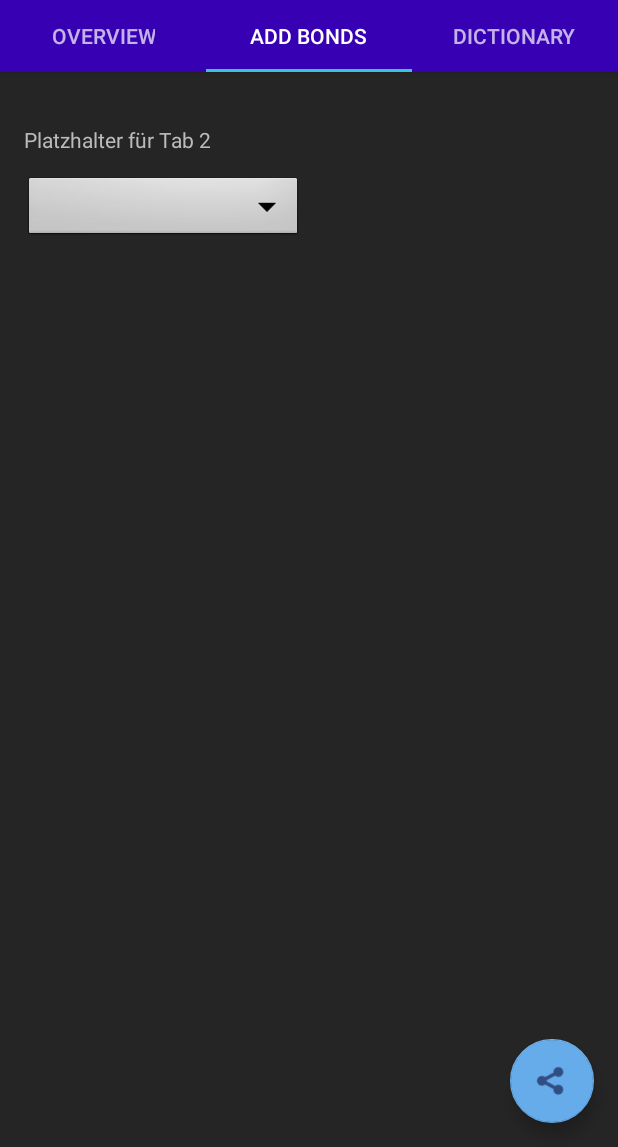
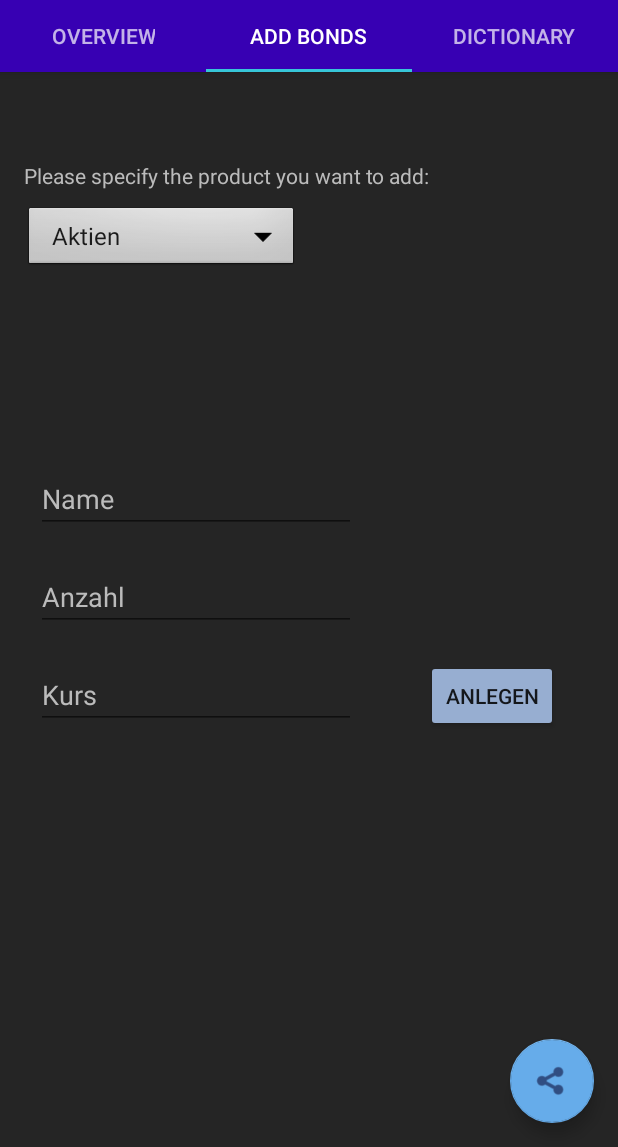
Before and after one commit to mar-h/FinancePal, an Android app: the screen it shows after launch (MainActivity), tab 2 chosen, on a phone screen of 412 x 824 dp, the part 89-1236 px from its top. Run offline under Robolectric (Android 15) with nearby library versions, the phone set to English and light mode, and no system bars; our stand-ins replace Room's generated code.

Commit message:
Tab Anlegen implementiert, ScrollView bei Tab 3
Dropdown Menü, Eingabefelder und Button, Tab 3 lässt sich jetzt scrollen

```diff
--- a/app/src/main/res/layout/fragment_tab2.xml
+++ b/app/src/main/res/layout/fragment_tab2.xml
@@ -10,30 +10,81 @@
 
     <TextView
         android:id="@+id/textView"
-        android:layout_width="wrap_content"
-        android:layout_height="wrap_content"
+        android:layout_width="277dp"
+        android:layout_height="21dp"
         android:hapticFeedbackEnabled="false"
-        android:text="@string/inhalt2"
+        android:text="@string/anlegen"
         android:textColor="@color/darkModeText"
         android:visibility="visible"
         app:layout_constraintBottom_toBottomOf="parent"
         app:layout_constraintEnd_toEndOf="parent"
-        app:layout_constraintHorizontal_bias="0.056"
+        app:layout_constraintHorizontal_bias="0.119"
         app:layout_constraintStart_toStartOf="parent"
         app:layout_constraintTop_toTopOf="parent"
-        app:layout_constraintVertical_bias="0.051" />
+        app:layout_constraintVertical_bias="0.085" />
 
     <Spinner
         android:id="@+id/spinner1"
-        android:layout_width="186dp"
+        android:layout_width="183dp"
         android:layout_height="46dp"
-        android:layout_marginTop="68dp"
+        android:layout_marginTop="88dp"
         android:background="@android:drawable/btn_dropdown"
         android:dropDownWidth="wrap_content"
+        android:entries="@array/dropdown1"
         android:spinnerMode="dropdown"
         app:layout_constraintEnd_toEndOf="parent"
-        app:layout_constraintHorizontal_bias="0.071"
+        app:layout_constraintHorizontal_bias="0.07"
         app:layout_constraintStart_toStartOf="parent"
         app:layout_constraintTop_toTopOf="parent" />
 
+    <EditText
+        android:id="@+id/editTextTextPersonName"
+        android:layout_width="wrap_content"
+        android:layout_height="wrap_content"
+        android:layout_marginStart="24dp"
+        android:layout_marginTop="128dp"
+        android:ems="10"
+        android:inputType="textPersonName"
+        android:text="Name"
+        android:textColor="@color/darkModeText"
+        app:layout_constraintStart_toStartOf="parent"
+        app:layout_constraintTop_toBottomOf="@+id/spinner1" />
+
+    <EditText
+        android:id="@+id/editTextNumber"
+        android:layout_width="wrap_content"
+        android:layout_height="wrap_content"
+        android:layout_marginStart="24dp"
+        android:layout_marginTop="20dp"
+        android:ems="10"
+        android:inputType="number"
+        android:text="Anzahl"
+        android:textColor="@color/darkModeText"
+        app:layout_constraintStart_toStartOf="parent"
+        app:layout_constraintTop_toBottomOf="@+id/editTextTextPersonName" />
+
+    <EditText
+        android:id="@+id/editTextNumberDecimal"
+        android:layout_width="wrap_content"
+        android:layout_height="wrap_content"
+        android:layout_marginStart="24dp"
+        android:layout_marginTop="20dp"
+        android:ems="10"
+        android:inputType="numberDecimal"
+        android:text="Kurs"
+        android:textColor="@color/darkModeText"
+        app:layout_constraintStart_toStartOf="parent"
+        app:layout_constraintTop_toBottomOf="@+id/editTextNumber" />
+
+    <Button
+        android:id="@+id/button"
+        android:layout_width="wrap_content"
+        android:layout_height="wrap_content"
+        android:layout_marginTop="392dp"
+        android:layout_marginEnd="40dp"
+        android:backgroundTint="#97AED1"
+        android:text="Anlegen"
+        app:layout_constraintEnd_toEndOf="parent"
+        app:layout_constraintTop_toTopOf="parent" />
+
 </androidx.constraintlayout.widget.ConstraintLayout>
--- a/app/src/main/res/values/dimens.xml
+++ b/app/src/main/res/values/dimens.xml
@@ -5,4 +5,5 @@
     <dimen name="appbar_padding">16dp</dimen>
     <dimen name="fab_margin">16dp</dimen>
     <dimen name="appbar_padding_top">8dp</dimen>
+    <dimen name="dictionaryText" />
 </resources>
--- a/app/src/main/res/values/strings.xml
+++ b/app/src/main/res/values/strings.xml
@@ -14,5 +14,16 @@
     <string name="anleihen">Anleihen\nPlatzhaltertext</string>
     <string name="rohstoffe">Rohstoffe\nPlatzhaltertext</string>
     <string name="edelmetalle">Edelmetalle\nPlatzhaltertext</string>
+    <string name="optionsscheine">Optionsscheine\nPlatzhaltertext</string>
     <string name="krypto">Kryptowährungen\nPlatzhaltertext</string>
+    <string name="anlegen">Please specify the product you want to add:</string>
+
+    <string-array name="dropdown1">
+        <item>Aktien</item>
+        <item>Anleihen</item>
+        <item>Rohstoffe</item>
+        <item>Edelmetalle</item>
+        <item>Optionsscheine</item>
+        <item>Kryptowährungen</item>
+    </string-array>
 </resources>
```
Also changed, not shown: app/src/main/res/layout/fragment_tab3.xml (+50 -39 lines).
